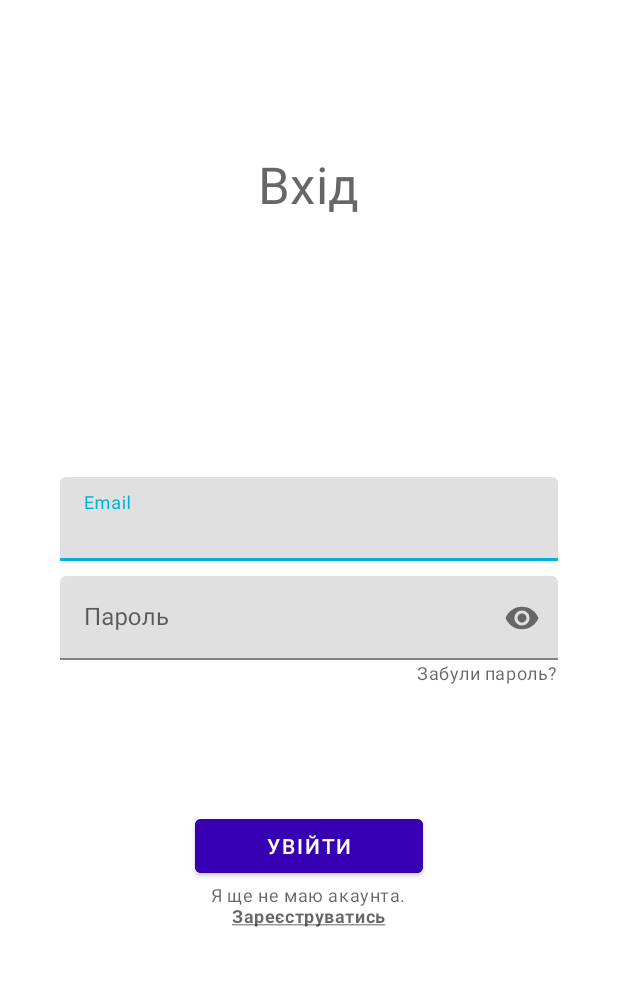
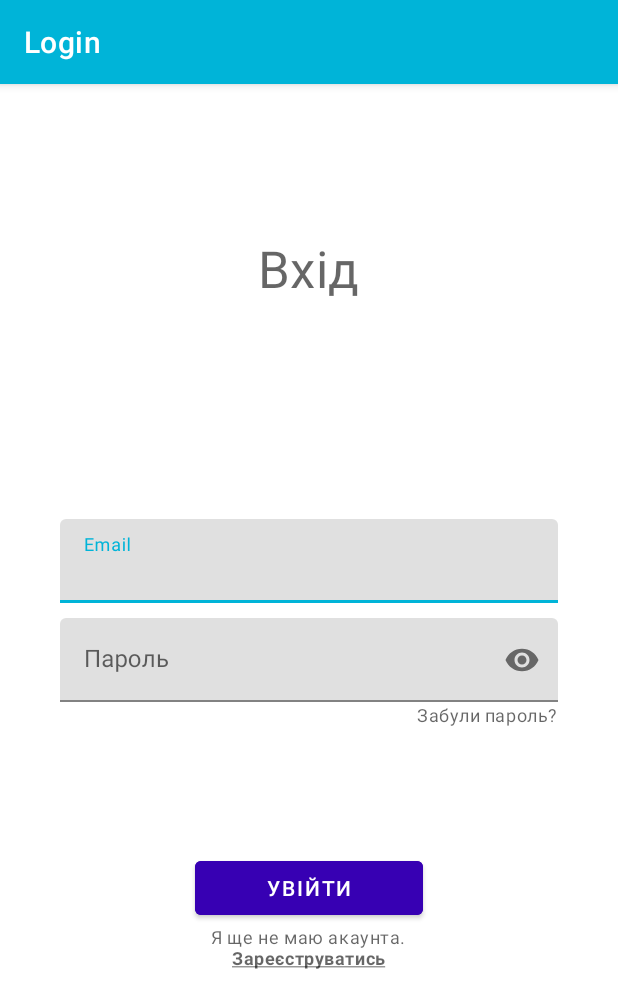
Before and after one commit to AndriyBarskyi/Free_Will, an Android app: the screen it shows after launch (LoginActivity), on a phone screen of 412 x 824 dp. Shown: the top 1008 px of the screen. Run offline under Robolectric (Android 15) with nearby library versions, the phone set to English and light mode, and no system bars; our stand-ins replace Firebase (no records; nobody signed in at launch, a user with empty details on screens opened directly).

Commit message:
updated_theme

```diff
--- a/app/src/main/res/values-night/themes.xml
+++ b/app/src/main/res/values-night/themes.xml
@@ -1,6 +1,6 @@
 <resources xmlns:tools="http://schemas.android.com/tools">
     <!-- Base application theme. -->
-    <style name="Theme.FreeWill" parent="Theme.MaterialComponents.NoActionBar">
+    <style name="Theme.FreeWill" parent="Theme.MaterialComponents.DayNight.DarkActionBar">
         <!-- Primary brand color. -->
         <item name="colorPrimary">@color/dark_blue</item>
         <item name="colorPrimaryVariant">@color/black</item>
--- a/app/src/main/res/values/themes.xml
+++ b/app/src/main/res/values/themes.xml
@@ -1,6 +1,6 @@
 <resources xmlns:tools="http://schemas.android.com/tools">
     <!-- Base application theme. -->
-    <style name="Theme.FreeWill" parent="Theme.MaterialComponents.DayNight.NoActionBar">
+    <style name="Theme.FreeWill" parent="Theme.MaterialComponents.DayNight.DarkActionBar">
         <!-- Primary brand color. -->
         <item name="colorPrimary">@color/dark_blue</item>
         <item name="colorPrimaryVariant">@color/white</item>
```
